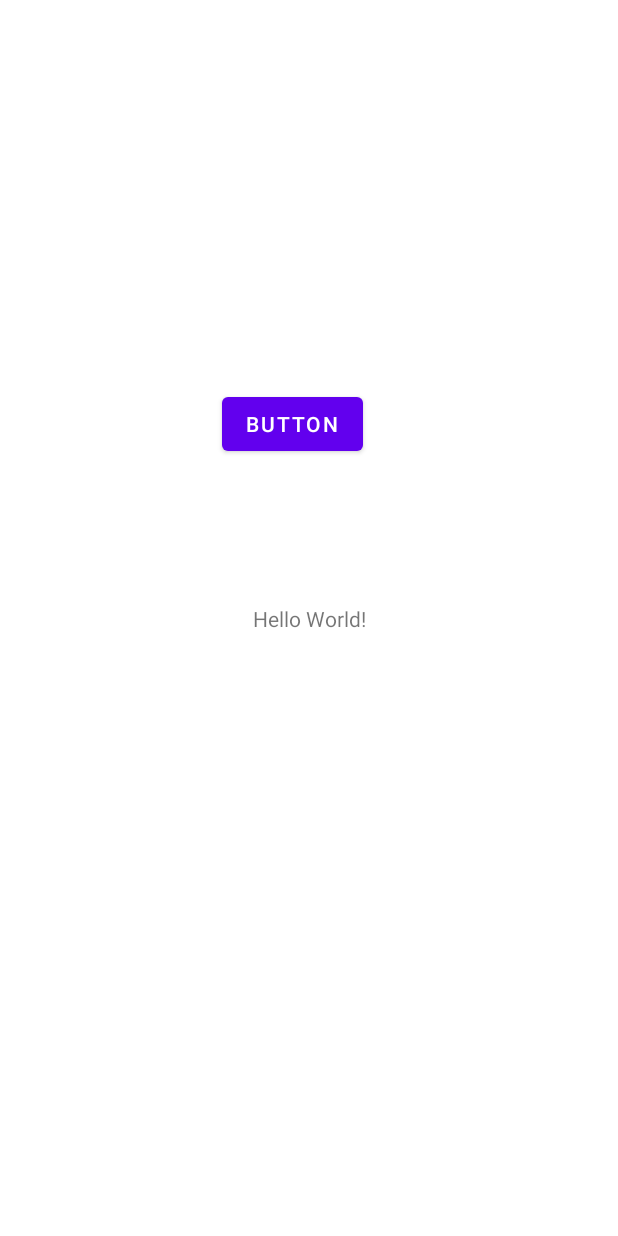
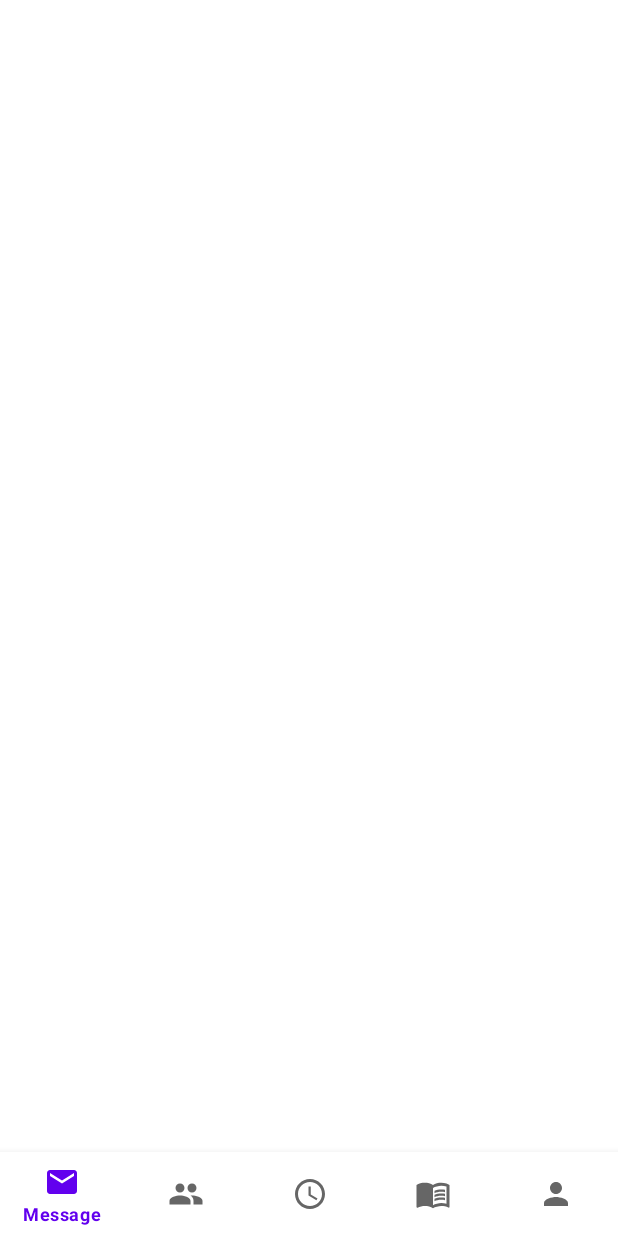
Before and after one commit to trelans/UnionApp, an Android app: the screen it shows after launch once a user with an empty profile is signed in (MainActivity), on a phone screen of 412 x 824 dp. Run offline under Robolectric (Android 15) with nearby library versions, the phone set to English and light mode, and no system bars; our stand-ins replace Firebase (no records; nobody signed in at launch, a user with empty details on screens opened directly).

Commit message:
Bottom Navigation eklendi // Deneme

```diff
--- a/app/build.gradle
+++ b/app/build.gradle
@@ -32,6 +32,7 @@ android {
 dependencies {
 
     implementation 'androidx.appcompat:appcompat:1.2.0'
+    //implementation 'androidx.appcompat:design:1.2.0'
     implementation 'com.google.android.material:material:1.3.0'
     implementation 'androidx.constraintlayout:constraintlayout:2.0.4'
     implementation 'com.google.firebase:firebase-auth:19.2.0'
--- /dev/null
+++ b/app/src/main/res/drawable/ic_baseline_email_24.xml
@@ -0,0 +1,10 @@
+<vector xmlns:android="http://schemas.android.com/apk/res/android"
+    android:width="24dp"
+    android:height="24dp"
+    android:viewportWidth="24"
+    android:viewportHeight="24"
+    android:tint="?attr/colorControlNormal">
+  <path
+      android:fillColor="@android:color/white"
+      android:pathData="M20,4L4,4c-1.1,0 -1.99,0.9 -1.99,2L2,18c0,1.1 0.9,2 2,2h16c1.1,0 2,-0.9 2,-2L22,6c0,-1.1 -0.9,-2 -2,-2zM20,8l-8,5 -8,-5L4,6l8,5 8,-5v2z"/>
+</vector>
--- /dev/null
+++ b/app/src/main/res/drawable/ic_baseline_group_24.xml
@@ -0,0 +1,10 @@
+<vector xmlns:android="http://schemas.android.com/apk/res/android"
+    android:width="24dp"
+    android:height="24dp"
+    android:viewportWidth="24"
+    android:viewportHeight="24"
+    android:tint="?attr/colorControlNormal">
+  <path
+      android:fillColor="@android:color/white"
+      android:pathData="M16,11c1.66,0 2.99,-1.34 2.99,-3S17.66,5 16,5c-1.66,0 -3,1.34 -3,3s1.34,3 3,3zM8,11c1.66,0 2.99,-1.34 2.99,-3S9.66,5 8,5C6.34,5 5,6.34 5,8s1.34,3 3,3zM8,13c-2.33,0 -7,1.17 -7,3.5L1,19h14v-2.5c0,-2.33 -4.67,-3.5 -7,-3.5zM16,13c-0.29,0 -0.62,0.02 -0.97,0.05 1.16,0.84 1.97,1.97 1.97,3.45L17,19h6v-2.5c0,-2.33 -4.67,-3.5 -7,-3.5z"/>
+</vector>
--- /dev/null
+++ b/app/src/main/res/drawable/ic_baseline_menu_book_24.xml
@@ -0,0 +1,19 @@
+<vector xmlns:android="http://schemas.android.com/apk/res/android"
+    android:width="24dp"
+    android:height="24dp"
+    android:viewportWidth="24"
+    android:viewportHeight="24"
+    android:tint="?attr/colorControlNormal">
+  <path
+      android:fillColor="@android:color/white"
+      android:pathData="M21,5c-1.11,-0.35 -2.33,-0.5 -3.5,-0.5c-1.95,0 -4.05,0.4 -5.5,1.5c-1.45,-1.1 -3.55,-1.5 -5.5,-1.5S2.45,4.9 1,6v14.65c0,0.25 0.25,0.5 0.5,0.5c0.1,0 0.15,-0.05 0.25,-0.05C3.1,20.45 5.05,20 6.5,20c1.95,0 4.05,0.4 5.5,1.5c1.35,-0.85 3.8,-1.5 5.5,-1.5c1.65,0 3.35,0.3 4.75,1.05c0.1,0.05 0.15,0.05 0.25,0.05c0.25,0 0.5,-0.25 0.5,-0.5V6C22.4,5.55 21.75,5.25 21,5zM21,18.5c-1.1,-0.35 -2.3,-0.5 -3.5,-0.5c-1.7,0 -4.15,0.65 -5.5,1.5V8c1.35,-0.85 3.8,-1.5 5.5,-1.5c1.2,0 2.4,0.15 3.5,0.5V18.5z"/>
+  <path
+      android:fillColor="@android:color/white"
+      android:pathData="M17.5,10.5c0.88,0 1.73,0.09 2.5,0.26V9.24C19.21,9.09 18.36,9 17.5,9c-1.7,0 -3.24,0.29 -4.5,0.83v1.66C14.13,10.85 15.7,10.5 17.5,10.5z"/>
+  <path
+      android:fillColor="@android:color/white"
+      android:pathData="M13,12.49v1.66c1.13,-0.64 2.7,-0.99 4.5,-0.99c0.88,0 1.73,0.09 2.5,0.26V11.9c-0.79,-0.15 -1.64,-0.24 -2.5,-0.24C15.8,11.66 14.26,11.96 13,12.49z"/>
+  <path
+      android:fillColor="@android:color/white"
+      android:pathData="M17.5,14.33c-1.7,0 -3.24,0.29 -4.5,0.83v1.66c1.13,-0.64 2.7,-0.99 4.5,-0.99c0.88,0 1.73,0.09 2.5,0.26v-1.52C19.21,14.41 18.36,14.33 17.5,14.33z"/>
+</vector>
--- /dev/null
+++ b/app/src/main/res/drawable/ic_baseline_person_24.xml
@@ -0,0 +1,10 @@
+<vector xmlns:android="http://schemas.android.com/apk/res/android"
+    android:width="24dp"
+    android:height="24dp"
+    android:viewportWidth="24"
+    android:viewportHeight="24"
+    android:tint="?attr/colorControlNormal">
+  <path
+      android:fillColor="@android:color/white"
+      android:pathData="M12,12c2.21,0 4,-1.79 4,-4s-1.79,-4 -4,-4 -4,1.79 -4,4 1.79,4 4,4zM12,14c-2.67,0 -8,1.34 -8,4v2h16v-2c0,-2.66 -5.33,-4 -8,-4z"/>
+</vector>
--- /dev/null
+++ b/app/src/main/res/drawable/ic_baseline_query_builder_24.xml
@@ -0,0 +1,13 @@
+<vector xmlns:android="http://schemas.android.com/apk/res/android"
+    android:width="24dp"
+    android:height="24dp"
+    android:viewportWidth="24"
+    android:viewportHeight="24"
+    android:tint="?attr/colorControlNormal">
+  <path
+      android:fillColor="@android:color/white"
+      android:pathData="M11.99,2C6.47,2 2,6.48 2,12s4.47,10 9.99,10C17.52,22 22,17.52 22,12S17.52,2 11.99,2zM12,20c-4.42,0 -8,-3.58 -8,-8s3.58,-8 8,-8 8,3.58 8,8 -3.58,8 -8,8z"/>
+  <path
+      android:fillColor="@android:color/white"
+      android:pathData="M12.5,7H11v6l5.25,3.15 0.75,-1.23 -4.5,-2.67z"/>
+</vector>
--- a/app/src/main/res/layout/activity_main.xml
+++ b/app/src/main/res/layout/activity_main.xml
@@ -1,29 +1,24 @@
 <?xml version="1.0" encoding="utf-8"?>
-<androidx.constraintlayout.widget.ConstraintLayout xmlns:android="http://schemas.android.com/apk/res/android"
+<RelativeLayout xmlns:android="http://schemas.android.com/apk/res/android"
     xmlns:app="http://schemas.android.com/apk/res-auto"
     xmlns:tools="http://schemas.android.com/tools"
     android:layout_width="match_parent"
     android:layout_height="match_parent"
     tools:context="com.union.unionapp.MainActivity">
 
-    <TextView
-        android:id="@+id/textView"
-        android:layout_width="wrap_content"
+    <FrameLayout
+        android:id="@+id/fragment_container"
+        android:layout_width="match_parent"
+        android:layout_height="match_parent"
+        android:layout_above="@id/bottom_navigation"/>
+
+    <com.google.android.material.bottomnavigation.BottomNavigationView
+        android:id="@+id/bottom_navigation"
+        android:layout_width="match_parent"
         android:layout_height="wrap_content"
-        android:text="Hello World!"
-        app:layout_constraintBottom_toBottomOf="parent"
-        app:layout_constraintLeft_toLeftOf="parent"
-        app:layout_constraintRight_toRightOf="parent"
-        app:layout_constraintTop_toTopOf="parent" />
+        android:layout_alignParentBottom="true"
+        app:menu="@menu/bottom_navigation"/>
 
-    <Button
-        android:id="@+id/button"
-        android:layout_width="wrap_content"
-        android:layout_height="wrap_content"
-        android:layout_marginEnd="2dp"
-        android:layout_marginBottom="96dp"
-        android:text="Button"
-        app:layout_constraintBottom_toTopOf="@+id/textView"
-        app:layout_constraintEnd_toEndOf="@+id/textView" />
 
-</androidx.constraintlayout.widget.ConstraintLayout>
+
+</RelativeLayout>
--- /dev/null
+++ b/app/src/main/res/menu/bottom_navigation.xml
@@ -0,0 +1,24 @@
+<?xml version="1.0" encoding="utf-8"?>
+<menu xmlns:android="http://schemas.android.com/apk/res/android">
+
+    <item android:id="@+id/nav_message"
+          android:icon="@drawable/ic_baseline_email_24"
+          android:title="Message" />
+
+    <item android:id="@+id/nav_buddy"
+        android:icon="@drawable/ic_baseline_group_24"
+        android:title="Buddy" />
+
+    <item android:id="@+id/nav_club"
+        android:icon="@drawable/ic_baseline_query_builder_24"
+        android:title="Club" />
+
+    <item android:id="@+id/nav_stack"
+        android:icon="@drawable/ic_baseline_menu_book_24"
+        android:title="Stack" />
+
+    <item android:id="@+id/nav_profile"
+        android:icon="@drawable/ic_baseline_person_24"
+        android:title="Profile" />
+
+</menu>
```
Also changed, not shown: app/src/main/java/com/union/unionapp/BuddyFragment.java (added, +21 -0 lines), app/src/main/java/com/union/unionapp/ClubsFragment.java (added, +21 -0 lines), app/src/main/java/com/union/unionapp/MainActivity.java (+46 -4 lines), app/src/main/java/com/union/unionapp/MessageFragment.java (added, +21 -0 lines), app/src/main/java/com/union/unionapp/ProfileFragment.java (added, +21 -0 lines), app/src/main/java/com/union/unionapp/StackFragment.java (added, +21 -0 lines), app/src/main/res/layout/fragment_buddy.xml (added, +12 -0 lines), app/src/main/res/layout/fragment_clubs.xml (added, +12 -0 lines), app/src/main/res/layout/fragment_message.xml (added, +13 -0 lines), app/src/main/res/layout/fragment_profile.xml (added, +12 -0 lines), app/src/main/res/layout/fragment_stack.xml (added, +12 -0 lines).
